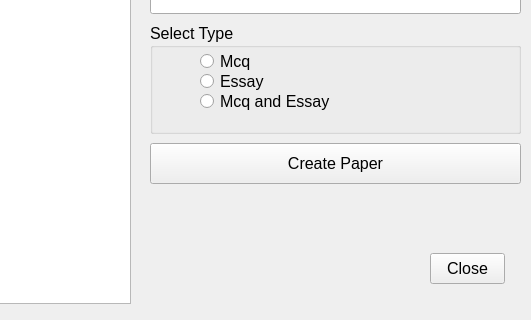
dkithmal/BinduProjectTeacher, file newhomework.ui: the form before one commit; both pictures show x 250 to 781 and y 127 to 447 of the 781 by 447 pixel window.
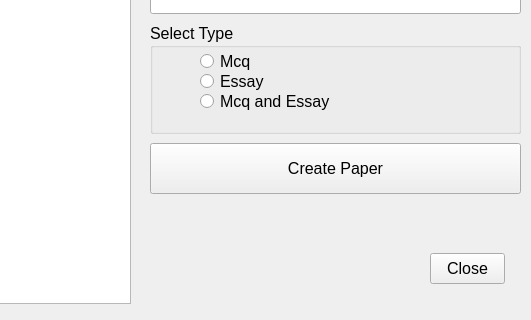
The form after the commit.

What changed in the file:
```diff
--- a/newhomework.ui
+++ b/newhomework.ui
@@ -155,7 +155,7 @@
      <x>400</x>
      <y>270</y>
      <width>371</width>
-     <height>41</height>
+     <height>51</height>
     </rect>
    </property>
    <property name="text">
```
Left out of the diff: 2 changed lines with no effect on the pictures.
